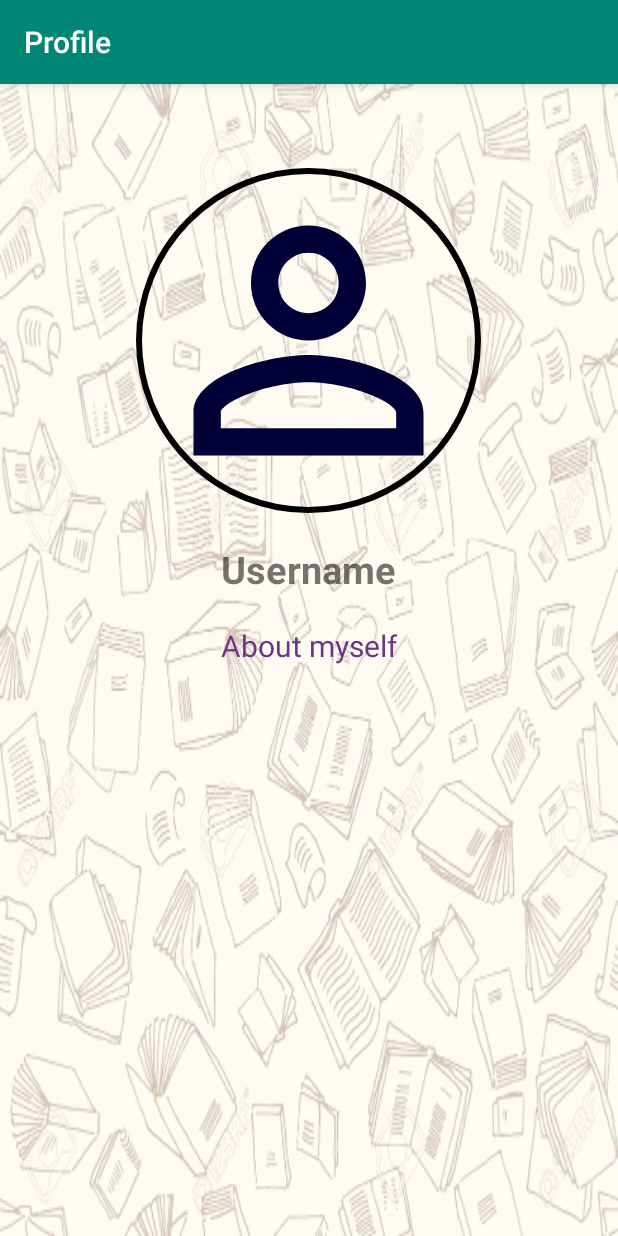
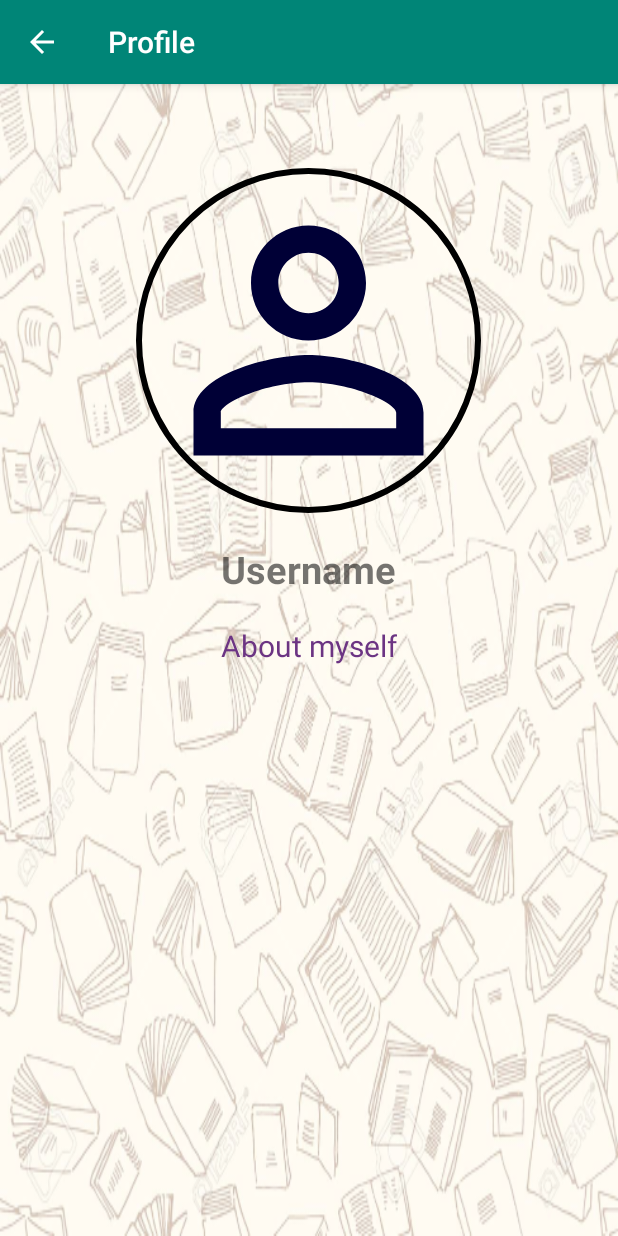
Before and after one commit to SwethaGeetheswaran/BookSharing-App, an Android app: the screen it shows after launch once a user with an empty profile is signed in (user_profile_activity), after a tap on "Profile", on a phone screen of 412 x 824 dp. Run offline under Robolectric (Android 15) with nearby library versions, the phone set to English and light mode, and no system bars; our stand-ins replace CircleImageView, Firebase (no records; nobody signed in at launch, a user with empty details on screens opened directly), Picasso; 1 other tap on this screen came first.

Commit message:
Toolbar back button & Add post - Part1

```diff
--- a/app/src/main/AndroidManifest.xml
+++ b/app/src/main/AndroidManifest.xml
@@ -24,7 +24,8 @@
         <activity android:name=".HomeActivity" />
         <activity android:name=".createAccount_Activity" />
         <activity android:name=".Forgot_password_activity" />
-        <activity android:name=".user_profile_activity"/>
+        <activity android:name=".user_profile_activity" />
+        <activity android:name=".user_post_activity"/>
         <activity
             android:name="com.theartofdev.edmodo.cropper.CropImageActivity"
             android:theme="@style/Base.Theme.AppCompat" />
--- a/app/src/main/java/com/example/booksharingapp/HomeActivity.kt
+++ b/app/src/main/java/com/example/booksharingapp/HomeActivity.kt
@@ -3,6 +3,7 @@ package com.example.booksharingapp
 import android.content.Context
 import android.content.Intent
 import android.os.Bundle
+import android.view.Menu
 import android.view.MenuItem
 import android.widget.Toast
 import androidx.appcompat.app.AppCompatActivity
@@ -39,6 +40,7 @@ class HomeActivity : AppCompatActivity() {
         currentUserID = mAuth.currentUser!!.uid
         supportActionBar?.setTitle(R.string.home)
         supportActionBar?.setDisplayHomeAsUpEnabled(true)
+        supportActionBar?.setIcon(R.drawable.ic_add_post)
 
         mDatabaseReference.child(currentUserID).addValueEventListener(object :ValueEventListener{
             override fun onCancelled(p0: DatabaseError) {
@@ -83,8 +85,21 @@ class HomeActivity : AppCompatActivity() {
 
     }
 
+    override fun onCreateOptionsMenu(menu: Menu?): Boolean {
+        val inflater = menuInflater
+        inflater.inflate(R.menu.action_bar_menu, menu)
+        return super.onCreateOptionsMenu(menu)
+    }
     override fun onOptionsItemSelected(item: MenuItem): Boolean {
-       if(drawer_toggle.onOptionsItemSelected(item)) return true
+        when (item.getItemId()) {
+            R.id.add_post -> {
+                Toast.makeText(this,"Add post",Toast.LENGTH_SHORT).show()
+                startActivity(user_post_activity.getLaunchIntent(this@HomeActivity))
+            }
+
+        }
+        if (drawer_toggle.onOptionsItemSelected(item))
+            return true
 
         return super.onOptionsItemSelected(item)
     }
--- a/app/src/main/java/com/example/booksharingapp/user_profile_activity.kt
+++ b/app/src/main/java/com/example/booksharingapp/user_profile_activity.kt
@@ -11,11 +11,7 @@ import com.squareup.picasso.Callback
 import com.squareup.picasso.Picasso
 import kotlinx.android.synthetic.main.activity_user_profile_activity.*
 import android.graphics.BitmapFactory
-import com.google.firebase.storage.FileDownloadTask
-import com.google.android.gms.tasks.OnSuccessListener
-import com.google.firebase.storage.FirebaseStorage
-import java.io.File
-import java.lang.Exception
+import android.view.MenuItem
 
 
 class user_profile_activity : AppCompatActivity() {
@@ -28,6 +24,8 @@ class user_profile_activity : AppCompatActivity() {
         super.onCreate(savedInstanceState)
         setContentView(R.layout.activity_user_profile_activity)
         supportActionBar?.setTitle(R.string.profile)
+        supportActionBar?.setDisplayHomeAsUpEnabled(true)
+        supportActionBar?.setDisplayShowHomeEnabled(true)
         mAuth = FirebaseAuth.getInstance()
         currentUserId = mAuth.currentUser!!.uid
         mDatabaseReference= FirebaseDatabase.getInstance().reference.child("Users").child(currentUserId)
@@ -62,4 +60,11 @@ class user_profile_activity : AppCompatActivity() {
             addFlags(Intent.FLAG_ACTIVITY_NEW_TASK or Intent.FLAG_ACTIVITY_CLEAR_TASK)
         }
     }
+
+    override fun onOptionsItemSelected(item: MenuItem): Boolean {
+        when(item.itemId){
+            android.R.id.home -> startActivity(HomeActivity.getLaunchIntent(this))
+        }
+        return super.onOptionsItemSelected(item)
+    }
 }
--- /dev/null
+++ b/app/src/main/res/drawable-anydpi/ic_add_post.xml
@@ -0,0 +1,11 @@
+<vector xmlns:android="http://schemas.android.com/apk/res/android"
+    android:width="24dp"
+    android:height="24dp"
+    android:viewportWidth="24"
+    android:viewportHeight="24"
+    android:tint="#000036"
+    android:alpha="0.8">
+    <path
+        android:fillColor="#FF000000"
+        android:pathData="M19,13h-6v6h-2v-6H5v-2h6V5h2v6h6v2z"/>
+</vector>
--- a/app/src/main/res/layout/home_activity_screen.xml
+++ b/app/src/main/res/layout/home_activity_screen.xml
@@ -4,7 +4,8 @@
     xmlns:app="http://schemas.android.com/apk/res-auto"
     android:id="@+id/drawer_layout"
     android:layout_width="match_parent"
-    android:layout_height="match_parent">
+    android:layout_height="match_parent"
+    app:menu="@menu/action_bar_menu">
 
         <FrameLayout
             android:id="@+id/frame_layout"
@@ -19,7 +20,6 @@
                 android:id="@+id/recycler_view" />
         </FrameLayout>
 
-
     <com.google.android.material.navigation.NavigationView
         android:layout_width="wrap_content"
         android:layout_height="match_parent"
--- /dev/null
+++ b/app/src/main/res/menu/action_bar_menu.xml
@@ -0,0 +1,8 @@
+<?xml version="1.0" encoding="utf-8"?>
+<menu xmlns:android="http://schemas.android.com/apk/res/android"
+    xmlns:app="http://schemas.android.com/apk/res-auto">
+    <item android:id="@+id/add_post"
+        android:icon="@drawable/ic_add_post"
+        android:title="@string/add_post"
+        app:showAsAction="always"/>
+</menu>
--- a/app/src/main/res/values/strings.xml
+++ b/app/src/main/res/values/strings.xml
@@ -22,7 +22,7 @@
     <string name="user_name">Username</string>
     <string name="about_myself">About myself</string>
     <string name="select_photo">SELECT PHOTO</string>
-
+    <string name="add_post">Add a post</string>
 
 
     <string name="user_email">Email</string>
```
Also changed, not shown: app/src/main/java/com/example/booksharingapp/createAccount_activity.kt (+9 -0 lines), app/src/main/java/com/example/booksharingapp/user_post_activity.kt (added, +33 -0 lines), app/src/main/res/layout/activity_user_post_activity.xml (added, +8 -0 lines), app/src/main/res/drawable-hdpi/ic_add_post.png (added), app/src/main/res/drawable-mdpi/ic_add_post.png (added), app/src/main/res/drawable-xhdpi/ic_add_post.png (added), app/src/main/res/drawable-xxhdpi/ic_add_post.png (added).
